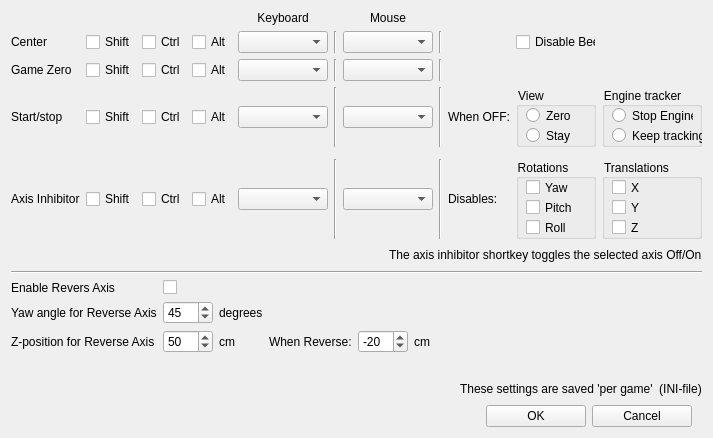
Before: the Qt Designer form FaceTrackNoIR/FTNoIR_KeyboardShortcuts.ui in opentrack/opentrack, drawn with Qt 5.
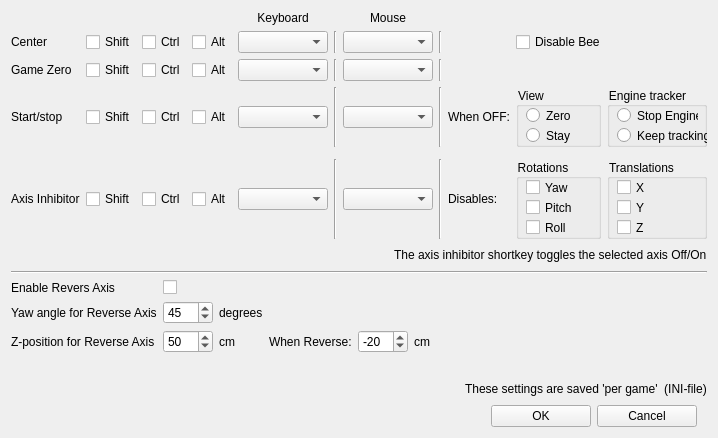
After: the same form once the commit is applied. Icons and pictures are not drawn.

Diff of the .ui file:
```diff
--- a/FaceTrackNoIR/FTNoIR_KeyboardShortcuts.ui
+++ b/FaceTrackNoIR/FTNoIR_KeyboardShortcuts.ui
@@ -686,7 +686,7 @@
         <widget class="QCheckBox" name="chkDisableBeep">
          <property name="maximumSize">
           <size>
-           <width>80</width>
+           <width>85</width>
            <height>16777215</height>
           </size>
          </property>
```
